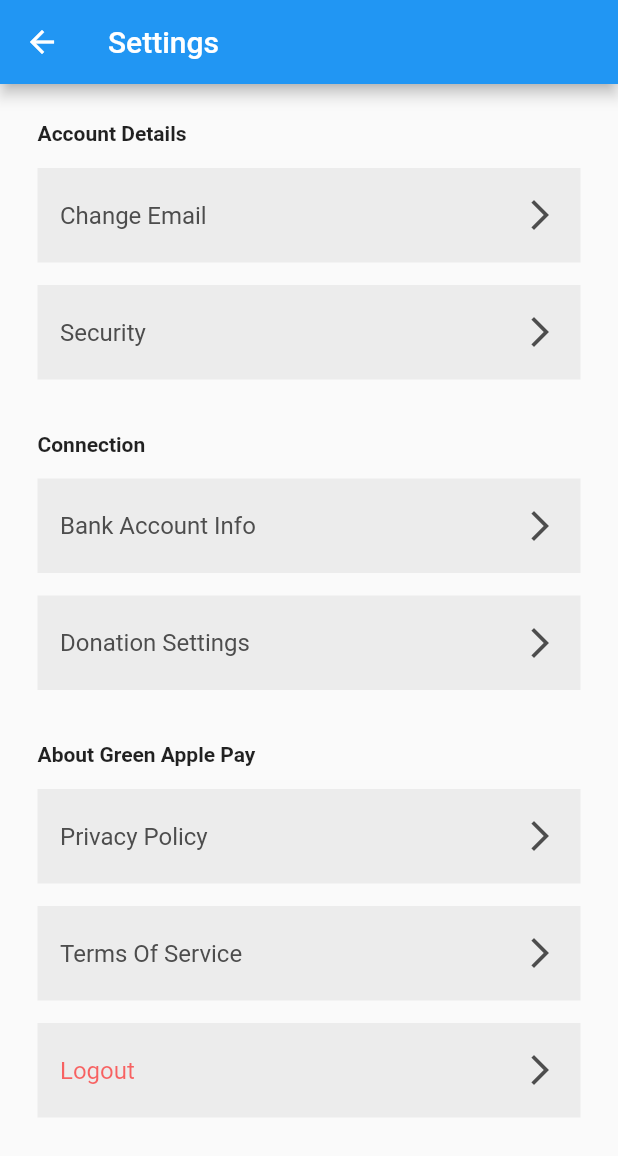
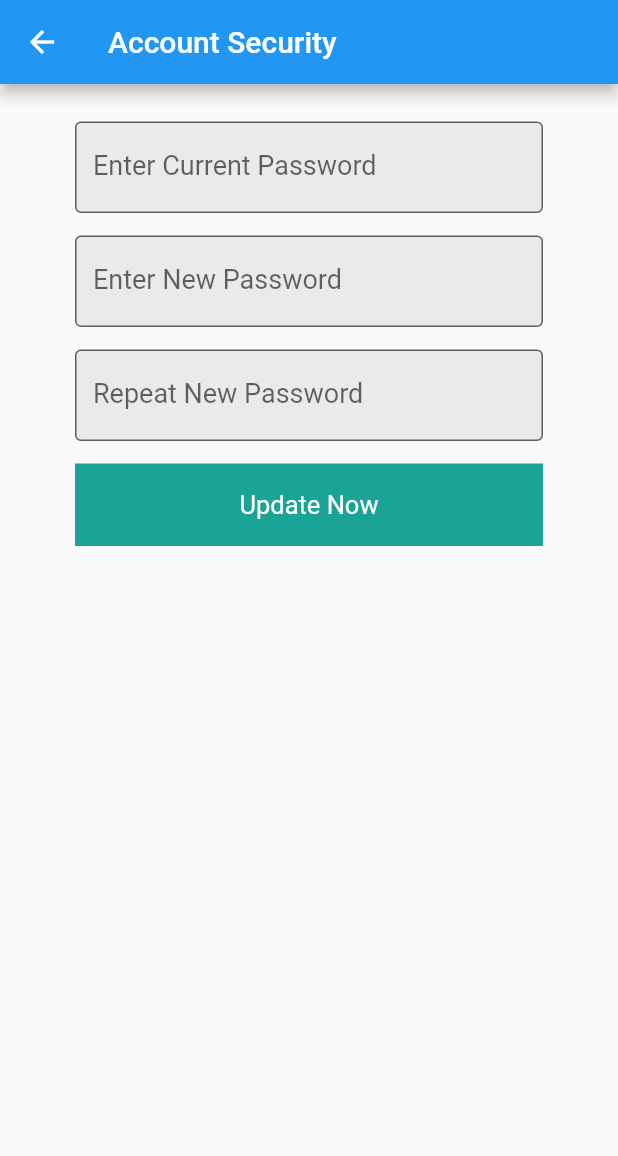
Before and after one commit to ReziaBanks/FyrePay, a Flutter app: the SettingsPage screen opened directly, after a tap on "Security", on a phone screen of 412 x 824 dp. Shown: the top 1156 px of the screen. Run offline on Flutter 3.47's test engine with Material 2 defaults, Android fonts, the light colour scheme and no system bars.

Commit message:
Add Account Security page and added button event to the Settings Security button to navigate to this page

```diff
--- /dev/null
+++ b/lib/Screens/Settings/account_security_page.dart
@@ -0,0 +1,82 @@
+import 'package:flutter/material.dart';
+import 'package:green_apple_pay/Components/Basic/app_components.dart';
+
+class AccountSecurityPage extends StatefulWidget {
+  @override
+  _AccountSecurityPageState createState() => _AccountSecurityPageState();
+}
+
+class _AccountSecurityPageState extends State<AccountSecurityPage> {
+  String _currentPass;
+  String _newPass;
+  String _newPass2;
+
+  @override
+  Widget build(BuildContext context) {
+    return Scaffold(
+      appBar: AppBar(
+        title: Text('Account Security'),
+      ),
+      body: ListView(
+        padding: EdgeInsets.only(top: 25, left: 50, right: 50, bottom: 50),
+        children: [
+          //Current Password
+          TextFormField(
+            obscureText: true,
+            style: TextStyle(fontSize: 18),
+            decoration: InputDecoration(
+              border: OutlineInputBorder(),
+              labelText: "Enter Current Password",
+              filled: true,
+              fillColor: Color.fromARGB(255, 234, 234, 234),
+            ),
+            onSaved: (String v) {
+              _currentPass = v;
+            },
+          ),
+
+          SizedBox(height: 15),
+
+          //New Password
+          TextFormField(
+            obscureText: true,
+            style: TextStyle(fontSize: 18),
+            decoration: InputDecoration(
+              border: OutlineInputBorder(),
+              labelText: "Enter New Password",
+              filled: true,
+              fillColor: Color.fromARGB(255, 234, 234, 234),
+            ),
+            onSaved: (String v) {
+              _newPass = v;
+            },
+          ),
+
+          SizedBox(height: 15),
+
+          //Repeat New Password
+          TextFormField(
+            obscureText: true,
+            style: TextStyle(fontSize: 18),
+            decoration: InputDecoration(
+              border: OutlineInputBorder(),
+              labelText: "Repeat New Password",
+              filled: true,
+              fillColor: Color.fromARGB(255, 234, 234, 234),
+            ),
+            onSaved: (String v) {
+              _newPass2 = v;
+            },
+          ),
+
+          SizedBox(height: 15),
+
+          //Confirm button
+          AppButton(title: "Update Now", onPressed: () {
+            //Hash & send password change request
+          })
+        ],
+      ),
+    );
+  }
+}
--- a/lib/Screens/Settings/settings_page.dart
+++ b/lib/Screens/Settings/settings_page.dart
@@ -1,5 +1,7 @@
 import 'package:flutter/material.dart';
 import 'package:green_apple_pay/Components/Basic/app_components.dart';
+import 'package:green_apple_pay/Screens/Settings/account_security_page.dart';
+import 'package:green_apple_pay/Utility/Functions/app_functions.dart';
 
 class SettingsPage extends StatefulWidget {
   @override
@@ -33,7 +35,9 @@
 
           AppContentTile(
             title: 'Security',
-            onPressed: () {},
+            onPressed: () {
+              AppFunctions.navigate(context, AccountSecurityPage());
+            },
           ),
           SizedBox(height: 35),
 
```
